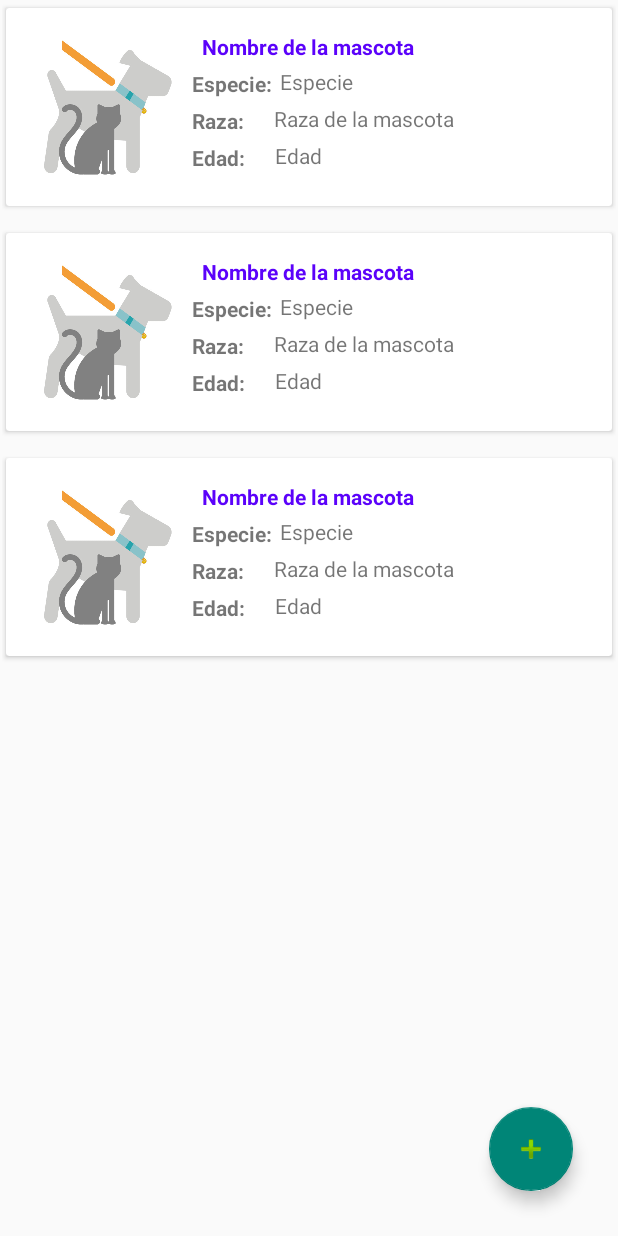
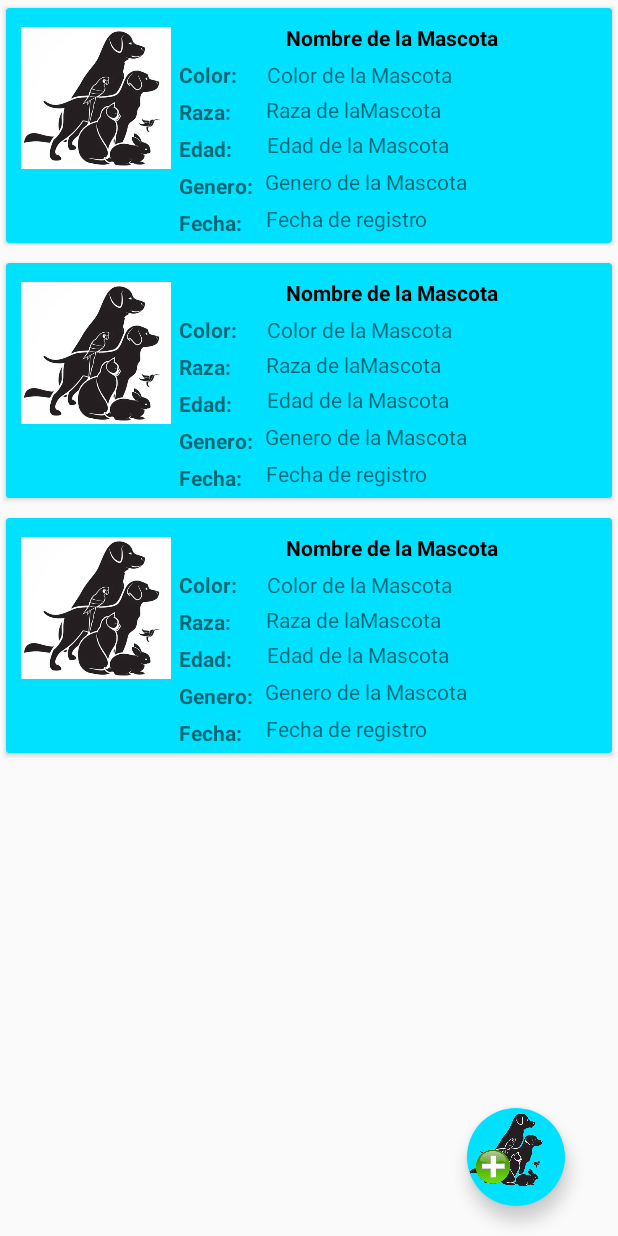
Before and after one commit to LUISFTEC/VeterinariaApp, an Android app: the layout activity_listar.xml on its own in the app's theme, with its tools: preview values and no code run, on a phone screen of 412 x 824 dp. Run offline under Robolectric (Android 15) with nearby library versions, the phone set to English and light mode, and no system bars.

Commit message:
se agreggo listar lso datos registrados

```diff
--- a/app/src/main/res/layout/activity_listar.xml
+++ b/app/src/main/res/layout/activity_listar.xml
@@ -8,19 +8,22 @@
 
     <com.google.android.material.floatingactionbutton.FloatingActionButton
         android:id="@+id/btnNuevo"
-        android:layout_width="wrap_content"
-        android:layout_height="wrap_content"
-        android:layout_marginEnd="30dp"
-        android:layout_marginBottom="30dp"
+        android:layout_width="69dp"
+        android:layout_height="65dp"
+        android:layout_marginEnd="35dp"
+        android:layout_marginBottom="20dp"
         android:clickable="true"
+        app:backgroundTint="@color/Mascota"
+        app:borderWidth="0dp"
         app:layout_constraintBottom_toBottomOf="parent"
         app:layout_constraintEnd_toEndOf="parent"
-        app:srcCompat="@android:drawable/ic_input_add" />
+        app:maxImageSize="54dp"
+        app:srcCompat="@drawable/mascotaagregar" />
 
     <androidx.recyclerview.widget.RecyclerView
         android:id="@+id/rvMascotas"
         android:layout_width="409dp"
-        android:layout_height="643dp"
+        android:layout_height="638dp"
         android:layout_marginStart="1dp"
         android:layout_marginTop="1dp"
         android:layout_marginEnd="1dp"
--- a/app/src/main/res/layout/fila.xml
+++ b/app/src/main/res/layout/fila.xml
@@ -4,14 +4,14 @@
     xmlns:tools="http://schemas.android.com/tools"
     android:orientation="vertical"
     android:layout_width="match_parent"
-    android:layout_height="150dp">
-
+    android:layout_height="170dp">
 
     <androidx.cardview.widget.CardView
         android:layout_width="match_parent"
         android:layout_height="match_parent"
-        android:layout_marginBottom="10dp"
-        app:cardUseCompatPadding="true">
+        android:layout_marginBottom="5dp"
+        app:cardUseCompatPadding="true"
+        app:cardBackgroundColor="@color/Mascota">
 
         <androidx.constraintlayout.widget.ConstraintLayout
             android:layout_width="match_parent"
@@ -21,87 +21,129 @@
                 android:id="@+id/imageView"
                 android:layout_width="100dp"
                 android:layout_height="100dp"
-                android:layout_marginStart="16dp"
-                app:layout_constraintBottom_toBottomOf="parent"
+                android:layout_marginStart="10dp"
+                android:layout_marginTop="10dp"
                 app:layout_constraintStart_toStartOf="parent"
                 app:layout_constraintTop_toTopOf="parent"
-                app:srcCompat="@drawable/icono_mascota" />
+                app:srcCompat="@drawable/mascotas" />
 
             <TextView
                 android:id="@+id/filaNombre"
                 android:layout_width="wrap_content"
                 android:layout_height="wrap_content"
-                android:layout_marginTop="16dp"
-                android:text="Nombre de la mascota"
-                android:textColor="#5B02FA"
+                android:layout_marginTop="10dp"
+                android:text="Nombre de la Mascota"
+                android:textColor="#000000"
+                android:textSize="14sp"
                 android:textStyle="bold"
                 app:layout_constraintEnd_toEndOf="parent"
-                app:layout_constraintHorizontal_bias="0.498"
-                app:layout_constraintStart_toStartOf="parent"
+                app:layout_constraintStart_toEndOf="@+id/imageView"
                 app:layout_constraintTop_toTopOf="parent" />
 
             <TextView
-                android:id="@+id/textView7"
+                android:id="@+id/textView8"
                 android:layout_width="wrap_content"
                 android:layout_height="wrap_content"
-                android:layout_marginStart="8dp"
+                android:layout_marginStart="5dp"
                 android:layout_marginTop="5dp"
-                android:text="Especie:"
+                android:text="Color:"
                 android:textStyle="bold"
                 app:layout_constraintStart_toEndOf="@+id/imageView"
                 app:layout_constraintTop_toBottomOf="@+id/filaNombre" />
 
             <TextView
-                android:id="@+id/textView8"
+                android:id="@+id/filaColor"
                 android:layout_width="wrap_content"
                 android:layout_height="wrap_content"
-                android:layout_marginStart="8dp"
+                android:layout_marginStart="20dp"
+                android:layout_marginTop="5dp"
+                android:text="Color de la Mascota"
+                app:layout_constraintStart_toEndOf="@+id/textView8"
+                app:layout_constraintTop_toBottomOf="@+id/filaNombre" />
+
+            <TextView
+                android:id="@+id/textView13"
+                android:layout_width="wrap_content"
+                android:layout_height="wrap_content"
+                android:layout_marginStart="5dp"
                 android:layout_marginTop="5dp"
                 android:text="Raza:"
-                android:textStyle="bold"
-                app:layout_constraintStart_toEndOf="@+id/imageView"
-                app:layout_constraintTop_toBottomOf="@+id/textView7" />
-
-            <TextView
-                android:id="@+id/textView9"
-                android:layout_width="wrap_content"
-                android:layout_height="wrap_content"
-                android:layout_marginStart="8dp"
-                android:layout_marginTop="5dp"
-                android:text="Edad:"
                 android:textStyle="bold"
                 app:layout_constraintStart_toEndOf="@+id/imageView"
                 app:layout_constraintTop_toBottomOf="@+id/textView8" />
 
             <TextView
-                android:id="@+id/filaEspecie"
+                android:id="@+id/filaRaza"
+                android:layout_width="wrap_content"
+                android:layout_height="wrap_content"
+                android:layout_marginStart="23dp"
+                android:layout_marginTop="4dp"
+                android:text="Raza de laMascota"
+                app:layout_constraintStart_toEndOf="@+id/textView13"
+                app:layout_constraintTop_toBottomOf="@+id/filaColor" />
+
+            <TextView
+                android:id="@+id/textView15"
                 android:layout_width="wrap_content"
                 android:layout_height="wrap_content"
                 android:layout_marginStart="5dp"
-                android:layout_marginTop="4dp"
-                android:text="Especie"
-                app:layout_constraintStart_toEndOf="@+id/textView7"
-                app:layout_constraintTop_toBottomOf="@+id/filaNombre" />
-
-            <TextView
-                android:id="@+id/filaRaza"
-                android:layout_width="wrap_content"
-                android:layout_height="wrap_content"
-                android:layout_marginStart="20dp"
                 android:layout_marginTop="5dp"
-                android:text="Raza de la mascota"
-                app:layout_constraintStart_toEndOf="@+id/textView8"
-                app:layout_constraintTop_toBottomOf="@+id/filaEspecie" />
+                android:text="Edad:"
+                android:textStyle="bold"
+                app:layout_constraintStart_toEndOf="@+id/imageView"
+                app:layout_constraintTop_toBottomOf="@+id/textView13" />
 
             <TextView
                 android:id="@+id/filaEdad"
                 android:layout_width="wrap_content"
                 android:layout_height="wrap_content"
-                android:layout_marginStart="20dp"
+                android:layout_marginStart="23dp"
+                android:layout_marginTop="4dp"
+                android:text="Edad de la Mascota"
+                app:layout_constraintStart_toEndOf="@+id/textView15"
+                app:layout_constraintTop_toBottomOf="@+id/filaRaza" />
+
+            <TextView
+                android:id="@+id/textView17"
+                android:layout_width="wrap_content"
+                android:layout_height="wrap_content"
+                android:layout_marginStart="115dp"
                 android:layout_marginTop="5dp"
-                android:text="Edad"
-                app:layout_constraintStart_toEndOf="@+id/textView9"
-                app:layout_constraintTop_toBottomOf="@+id/filaRaza" />
+                android:text="Genero:"
+                android:textStyle="bold"
+                app:layout_constraintStart_toStartOf="parent"
+                app:layout_constraintTop_toBottomOf="@+id/textView15" />
+
+            <TextView
+                android:id="@+id/filaGenero"
+                android:layout_width="wrap_content"
+                android:layout_height="wrap_content"
+                android:layout_marginStart="8dp"
+                android:layout_marginTop="5dp"
+                android:text="Genero de la Mascota"
+                app:layout_constraintStart_toEndOf="@+id/textView17"
+                app:layout_constraintTop_toBottomOf="@+id/filaEdad" />
+
+            <TextView
+                android:id="@+id/textView20"
+                android:layout_width="wrap_content"
+                android:layout_height="wrap_content"
+                android:layout_marginStart="115dp"
+                android:layout_marginTop="5dp"
+                android:text="Fecha:"
+                android:textStyle="bold"
+                app:layout_constraintStart_toStartOf="parent"
+                app:layout_constraintTop_toBottomOf="@+id/textView17" />
+
+            <TextView
+                android:id="@+id/filaFecha"
+                android:layout_width="wrap_content"
+                android:layout_height="wrap_content"
+                android:layout_marginStart="16dp"
+                android:layout_marginTop="5dp"
+                android:text="Fecha de registro"
+                app:layout_constraintStart_toEndOf="@+id/textView20"
+                app:layout_constraintTop_toBottomOf="@+id/filaGenero" />
         </androidx.constraintlayout.widget.ConstraintLayout>
     </androidx.cardview.widget.CardView>
 </LinearLayout>
--- a/app/src/main/res/values/colors.xml
+++ b/app/src/main/res/values/colors.xml
@@ -5,4 +5,6 @@
     <color name="Mascota">#00E1FF</color>
     <color name="gris">#636363</color>
     <color name="grisclaro">#CDCDCD</color>
+    <color name="colorCardBackground">#FF0000</color>
+
 </resources>
```
Also changed, not shown: app/src/main/AndroidManifest.xml (+11 -11 lines), app/src/main/java/com/luisftec/proyectoapp/AdaptadorPersonalizado.java (added, +63 -0 lines), app/src/main/java/com/luisftec/proyectoapp/ListarActivity.java (added, +49 -0 lines), app/src/main/java/com/luisftec/proyectoapp/MainActivity.java (+9 -1 lines), app/src/main/java/com/luisftec/proyectoapp/util/DaoMascotas.java (+27 -0 lines), app/src/main/res/drawable/mascotaagregar.png (added), app/src/main/res/drawable/mascotas.jpg (added).
